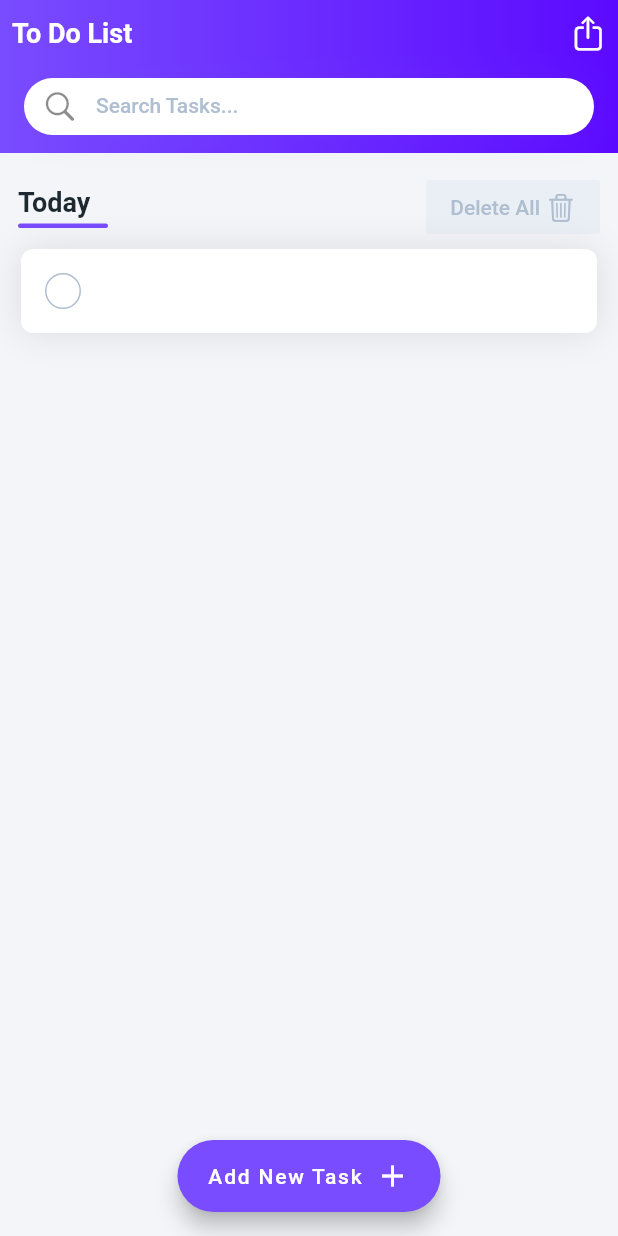
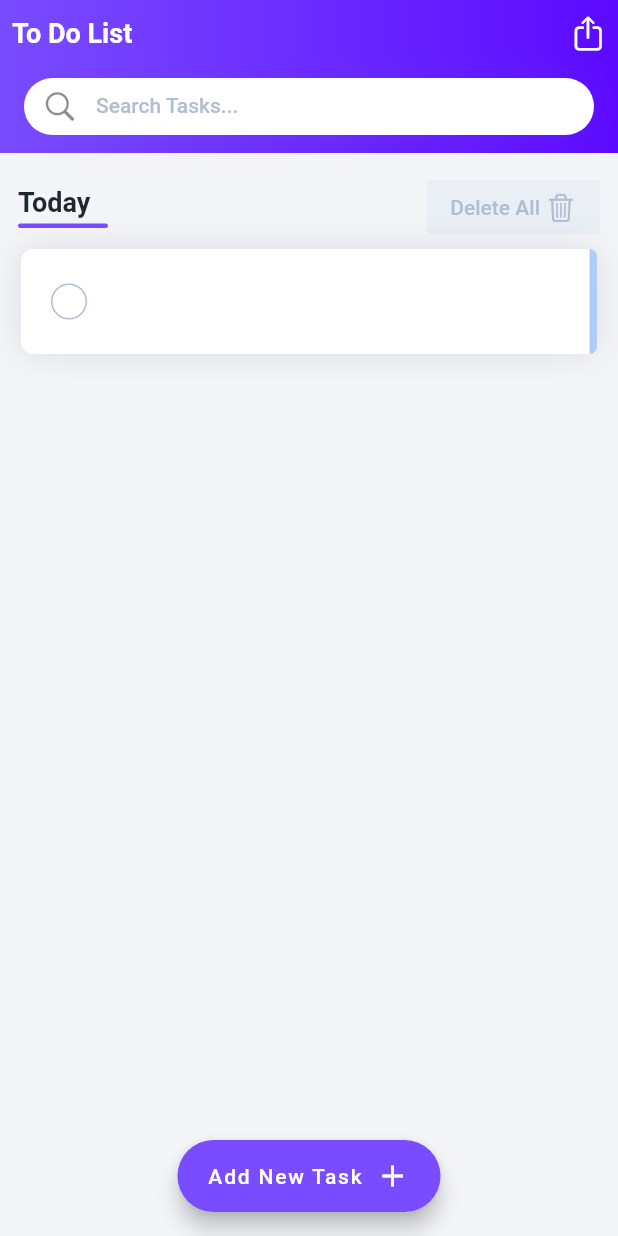
Before and after one commit to hamid5434/todo_task, a Flutter app: the EditTaskScreen screen opened directly, after a tap on "Save Change", on a phone screen of 412 x 824 dp. Run offline on Flutter 3.47's test engine with Material 2 defaults, Android fonts, the phone set to English and light mode, and no system bars; our stand-ins replace hive_flutter; accounts and stored records are empty; Roboto replaces fonts that are missing (Avenir).

Commit message:
ssesan 8

```diff
--- a/lib/home/edit_task_screen.dart
+++ b/lib/home/edit_task_screen.dart
@@ -15,7 +15,8 @@ class EditTaskScreen extends StatefulWidget {
 }
 
 class _EditTaskScreenState extends State<EditTaskScreen> {
-  final TextEditingController _controller = TextEditingController();
+  late final TextEditingController _controller =
+      TextEditingController(text: widget.task.name);
 
   @override
   Widget build(BuildContext context) {
@@ -30,14 +31,13 @@ class _EditTaskScreenState extends State<EditTaskScreen> {
       floatingActionButtonLocation: FloatingActionButtonLocation.centerFloat,
       floatingActionButton: FloatingActionButton.extended(
         onPressed: () {
-          final task = Task();
-          task.name = _controller.text;
-          task.priority = Priority.high;
-          if (task.isInBox) {
-            task.save();
+          widget.task.name = _controller.text;
+          widget.task.priority = widget.task.priority;
+          if (widget.task.isInBox) {
+            widget.task.save();
           } else {
             final Box<Task> box = Hive.box<Task>(taskBoxName);
-            box.add(task);
+            box.add(widget.task);
           }
           Navigator.of(context).pop();
         },
--- a/lib/home/widgets/my_check_box.dart
+++ b/lib/home/widgets/my_check_box.dart
@@ -3,18 +3,26 @@ import 'package:flutter/material.dart';
 import 'package:todo_task/common/theme.dart';
 
 class MyCheckBox extends StatelessWidget {
-  const MyCheckBox({Key? key, required this.value}) : super(key: key);
+  const MyCheckBox({
+    Key? key,
+    required this.value,
+    required this.onTab,
+  }) : super(key: key);
 
   final bool value;
+  final GestureTapCallback onTab;
 
   @override
   Widget build(BuildContext context) {
-    return Container(
+    return InkWell(
+      onTap: onTab,
+      child: Container(
         width: 24,
         height: 24,
         decoration: BoxDecoration(
           borderRadius: BorderRadius.circular(12),
-        border: value ? null : Border.all(color: secondaryTextColor, width: 1),
+          border:
+              value ? null : Border.all(color: secondaryTextColor, width: 1),
           color: value ? primeryColor : null,
         ),
         child: value
@@ -24,6 +32,7 @@ class MyCheckBox extends StatelessWidget {
                 size: 22,
               )
             : null,
+      ),
     );
   }
 }
--- a/lib/home/widgets/task_item.dart
+++ b/lib/home/widgets/task_item.dart
@@ -1,10 +1,15 @@
 import 'package:flutter/material.dart';
+import 'package:todo_task/common/theme.dart';
 import 'package:todo_task/data.dart';
+import 'package:todo_task/home/edit_task_screen.dart';
 import 'package:todo_task/home/widgets/my_check_box.dart';
 
 class TaskItem extends StatefulWidget {
   TaskItem({Key? key, required this.taskEntity}) : super(key: key);
   final Task taskEntity;
+
+  static const double height = 70;
+  static const double radius = 8;
 
   @override
   State<TaskItem> createState() => _TaskItemState();
@@ -13,11 +18,32 @@ class TaskItem extends StatefulWidget {
 class _TaskItemState extends State<TaskItem> {
   @override
   Widget build(BuildContext context) {
-    return Container(
+    final Color priorityColor;
+    switch (widget.taskEntity.priority) {
+      case Priority.high:
+        priorityColor = highColor;
+        break;
+      case Priority.normal:
+        priorityColor = normalColor;
+        break;
+      case Priority.low:
+        priorityColor = lowColor;
+        break;
+    }
+    return InkWell(
+      onTap: () {
+        Navigator.of(context).push(
+          MaterialPageRoute(
+            builder: (context) => EditTaskScreen(task: widget.taskEntity),
+          ),
+        );
+      },
+      child: Container(
+        height: TaskItem.height,
         margin: const EdgeInsets.symmetric(vertical: 4, horizontal: 2),
-      padding: const EdgeInsets.symmetric(vertical: 16, horizontal: 16),
+        padding: const EdgeInsets.only(left: 20),
         decoration: BoxDecoration(
-          borderRadius: BorderRadius.circular(8),
+            borderRadius: BorderRadius.circular(TaskItem.radius),
             color: Theme.of(context).colorScheme.surface,
             boxShadow: [
               BoxShadow(
@@ -27,15 +53,14 @@ class _TaskItemState extends State<TaskItem> {
             ]),
         child: Row(
           children: [
-          InkWell(
-            onTap: () {
+            MyCheckBox(
+              value: widget.taskEntity.isCompleted,
+              onTab: () {
                 setState(() {
-                widget.taskEntity.isCompleted = !widget.taskEntity.isCompleted;
+                  widget.taskEntity.isCompleted =
+                      !widget.taskEntity.isCompleted;
                 });
               },
-            child: MyCheckBox(
-              value: widget.taskEntity.isCompleted,
-            ),
             ),
             const SizedBox(
               width: 16,
@@ -43,12 +68,24 @@ class _TaskItemState extends State<TaskItem> {
             Expanded(
               child: Text(
                 widget.taskEntity.name,
-              style: Theme.of(context).textTheme.headline4!.copyWith(
-                decoration: widget.taskEntity.isCompleted ? TextDecoration.lineThrough : null
+                style: Theme.of(context).textTheme.headline5!.copyWith(
+                    decoration: widget.taskEntity.isCompleted
+                        ? TextDecoration.lineThrough
+                        : null),
               ),
             ),
+            Container(
+              width: 5,
+              height: TaskItem.height,
+              decoration: BoxDecoration(
+                  color: priorityColor,
+                  borderRadius: const BorderRadius.only(
+                    topRight: Radius.circular(TaskItem.radius),
+                    bottomRight: Radius.circular(TaskItem.radius),
+                  )),
             ),
           ],
+        ),
       ),
     );
   }
```
Lines whose indentation alone changed are shown as unchanged.
